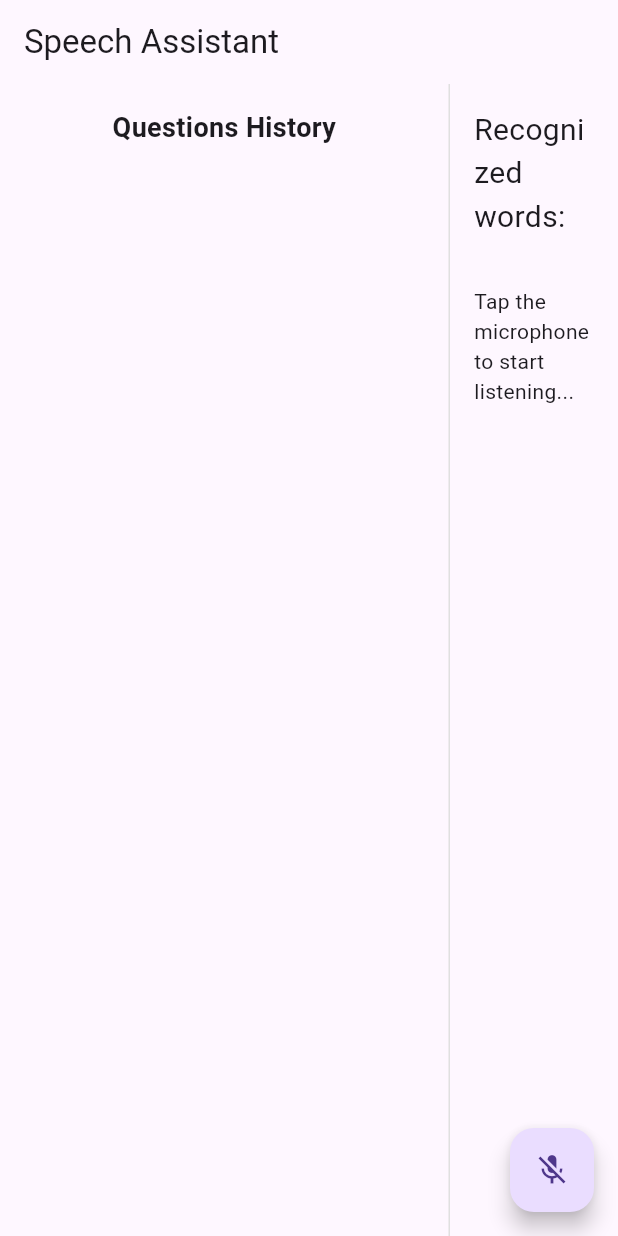
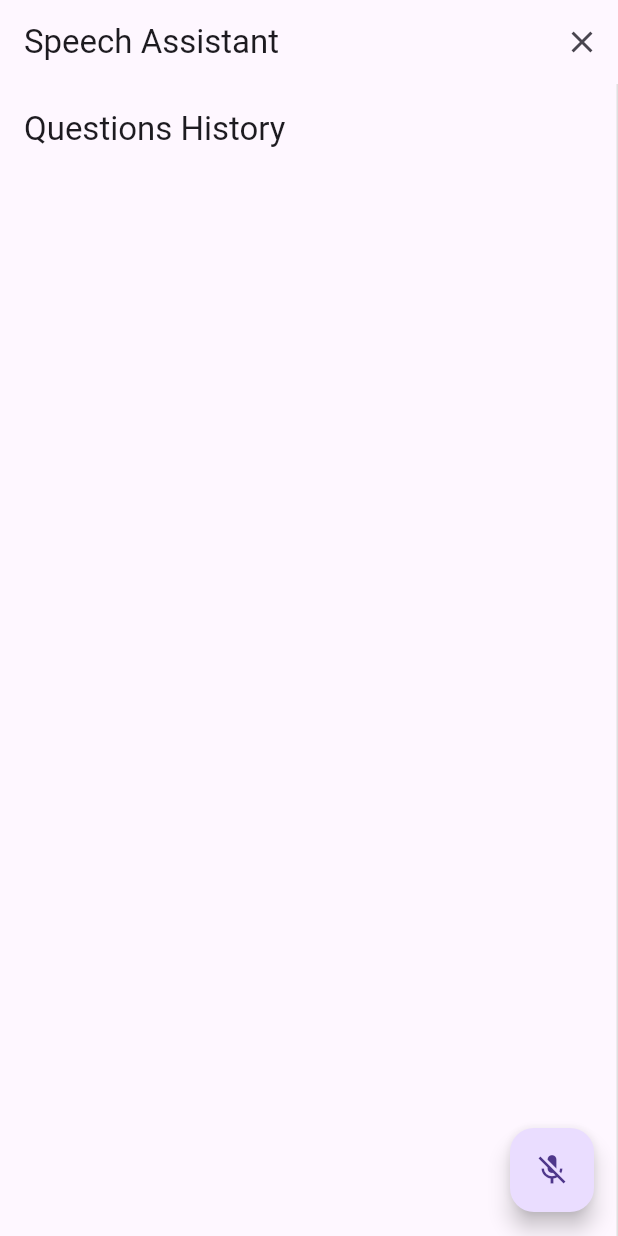
Before and after one commit to nguyentronghuan101120/i_h_flutter, a Flutter app: the screen it shows after launch, on a phone screen of 412 x 824 dp. Run offline on Flutter 3.47's test engine with Material 3 defaults, Android fonts, the phone set to English and light mode, and no system bars; our stand-ins replace permission_handler, speech_to_text.

Commit message:
Update dependencies and add permission handling for speech recognition
- Added `permission_handler` package (version 11.4.0) and its related dependencies for managing permissions across platforms.
- Updated `pubspec.yaml` to include `permission_handler` in dependencies.
- Modified `AndroidManifest.xml` to request necessary permissions for speech recognition.
- Updated `main.dart` to utilize the `permission_handler` for permission management.
- Adjusted Flutter SDK version in `pubspec.lock` to 3.24.0.
- Removed `shared_preferences_foundation` dependency as it is no longer needed.
- Updated generated plugin registrant for Windows to include `permission_handler_windows` plugin.

```diff
--- a/lib/main.dart
+++ b/lib/main.dart
@@ -1,33 +1,55 @@
+// main.dart
 import 'package:flutter/material.dart';
 import 'package:speech_to_text/speech_recognition_result.dart';
 import 'package:speech_to_text/speech_to_text.dart';
+import 'package:permission_handler/permission_handler.dart';
+import 'services/llm_service.dart';
 
 void main() {
-  runApp(MyApp());
+  runApp(const MyApp());
 }
 
 class MyApp extends StatelessWidget {
+  const MyApp({super.key});
+
   @override
   Widget build(BuildContext context) {
     return MaterialApp(
       title: 'Speech Assistant',
-      home: MyHomePage(),
+      theme: ThemeData(
+        primarySwatch: Colors.blue,
+        useMaterial3: true,
+      ),
+      home: const MyHomePage(),
     );
   }
 }
 
 class MyHomePage extends StatefulWidget {
-  MyHomePage({Key? key}) : super(key: key);
+  const MyHomePage({super.key});
 
   @override
-  _MyHomePageState createState() => _MyHomePageState();
+  MyHomePageState createState() => MyHomePageState();
 }
 
-class _MyHomePageState extends State<MyHomePage> {
-  SpeechToText _speechToText = SpeechToText();
+class MyHomePageState extends State<MyHomePage> {
+  final SpeechToText _speechToText = SpeechToText();
+  final LLMService _llmService = LLMService();
   bool _speechEnabled = false;
   String _lastWords = '';
-  List<String> _questions = []; // List to store questions
+  final List<String> _questions = [];
+  final Map<String, String> _answers = {}; // Store answers for each question
+  bool _showQuestionsPanel = true;
+  bool _isProcessing = false;
+  String _selectedLanguage = 'en-US'; // Default to English
+  String? _selectedQuestion; // Track the currently selected question
+  final ScrollController _scrollController = ScrollController();
+
+  // List of supported languages
+  final List<Map<String, String>> _supportedLanguages = [
+    {'code': 'en-US', 'name': 'English'},
+    {'code': 'vi-VN', 'name': 'Vietnamese'},
+  ];
 
   @override
   void initState() {
@@ -35,15 +57,33 @@ class _MyHomePageState extends State<MyHomePage> {
     _initSpeech();
   }
 
-  /// This has to happen only once per app
+  @override
+  void dispose() {
+    _scrollController.dispose();
+    super.dispose();
+  }
+
+  /// Request microphone permission and initialize speech recognition
   void _initSpeech() async {
-    _speechEnabled = await _speechToText.initialize();
+    // Request microphone permission
+    final status = await Permission.microphone.request();
+    if (status.isGranted) {
+      _speechEnabled = await _speechToText.initialize(
+        debugLogging: true,
+      );
+    } else {
+      _speechEnabled = false;
+    }
     setState(() {});
   }
 
   /// Each time to start a speech recognition session
   void _startListening() async {
-    await _speechToText.listen(onResult: _onSpeechResult);
+    await _speechToText.listen(
+      onResult: _onSpeechResult,
+      listenOptions: SpeechListenOptions(onDevice: true),
+      localeId: _selectedLanguage,
+    );
     setState(() {});
   }
 
@@ -56,58 +96,99 @@ class _MyHomePageState extends State<MyHomePage> {
     setState(() {});
   }
 
-  bool _isQuestion(String text) {
-    final questionWords = [
-      'what',
-      'when',
-      'where',
-      'why',
-      'how',
-      'who',
-      'which',
-      'is',
-      'are',
-      'do',
-      'does',
-      'can',
-      'could',
-      'would',
-      'will',
-      'should'
-    ];
-    final lowerText = text.toLowerCase();
-    return questionWords.any((word) => lowerText.startsWith(word)) ||
-        lowerText.contains('?');
+  Future<void> _onSpeechResult(SpeechRecognitionResult result) async {
+    final recognizedWords = result.recognizedWords;
+    setState(() {
+      _lastWords = recognizedWords;
+      _isProcessing = true;
+    });
+
+    // Scroll to bottom when new words are recognized
+    WidgetsBinding.instance.addPostFrameCallback((_) {
+      if (_scrollController.hasClients) {
+        _scrollController.animateTo(
+          _scrollController.position.maxScrollExtent,
+          duration: const Duration(milliseconds: 300),
+          curve: Curves.easeOut,
+        );
+      }
+    });
+
+    // Only analyze if the speech recognition is final
+    if (result.finalResult || _isProcessing == false) {
+      final questionResult = await _llmService.analyzeQuestion(recognizedWords);
+      if (questionResult.isQuestion) {
+        setState(() {
+          _questions.addAll(questionResult.formattedQuestions);
+        });
+      }
+      setState(() {
+        _isProcessing = false;
+      });
+    } else {
+      setState(() {
+        _isProcessing = false;
+      });
+    }
   }
 
-  /// This is the callback that the SpeechToText plugin calls when
-  /// the platform returns recognized words.
-  void _onSpeechResult(SpeechRecognitionResult result) {
+  // Function to change language
+  void _changeLanguage(String languageCode) {
     setState(() {
-      _lastWords = result.recognizedWords;
+      _selectedLanguage = languageCode;
+    });
+    if (_speechToText.isListening) {
+      _stopListening();
+      _startListening();
+    }
+  }
+
+  Future<void> _handleQuestionTap(String question) async {
+    setState(() {
+      _selectedQuestion = question;
+      _isProcessing = true;
     });
 
-    print(_lastWords);
-
-    if (_isQuestion(_lastWords)) {
+    try {
+      final answer = await _llmService.answerQuestion(question);
       setState(() {
-        _questions.add(_lastWords);
+        _answers[question] = answer;
+        _isProcessing = false;
+      });
+    } catch (e) {
+      setState(() {
+        _isProcessing = false;
       });
     }
   }
 
   @override
   Widget build(BuildContext context) {
-    return Scaffold(
-      appBar: AppBar(
-        title: Text('Speech Assistant'),
-      ),
-      body: Row(
-        children: [
-          // Questions List Panel
-          Container(
-            width: 300,
+    final screenWidth = MediaQuery.of(context).size.width;
+    final isSmallScreen = screenWidth < 600;
+
+    Widget buildLanguageSelector() {
+      return DropdownButton<String>(
+        value: _selectedLanguage,
+        items: _supportedLanguages.map((language) {
+          return DropdownMenuItem<String>(
+            value: language['code'],
+            child: Text(language['name']!),
+          );
+        }).toList(),
+        onChanged: (String? newValue) {
+          if (newValue != null) {
+            _changeLanguage(newValue);
+          }
+        },
+      );
+    }
+
+    Widget buildQuestionsPanel() {
+      return Container(
+        width: isSmallScreen ? screenWidth : 300,
         decoration: BoxDecoration(
+          color: Theme.of(context).cardColor,
           border: Border(
             right: BorderSide(
               color: Colors.grey.shade300,
@@ -116,29 +197,48 @@ class _MyHomePageState extends State<MyHomePage> {
           ),
         ),
         child: Column(
+          crossAxisAlignment: CrossAxisAlignment.start,
           children: [
             Padding(
               padding: const EdgeInsets.all(16.0),
-                  child: Text(
+              child: Row(
+                children: [
+                  Text(
                     'Questions History',
-                    style: TextStyle(
-                      fontSize: 18,
-                      fontWeight: FontWeight.bold,
+                    style: Theme.of(context).textTheme.titleLarge,
                   ),
+                  if (_isProcessing)
+                    const Padding(
+                      padding: EdgeInsets.only(left: 8.0),
+                      child: SizedBox(
+                        width: 16,
+                        height: 16,
+                        child: CircularProgressIndicator(
+                          strokeWidth: 2,
+                        ),
+                      ),
+                    ),
+                ],
               ),
             ),
             Expanded(
               child: ListView.builder(
                 itemCount: _questions.length,
                 itemBuilder: (context, index) {
+                  final question = _questions[index];
+                  final isSelected = question == _selectedQuestion;
                   return Card(
-                        margin:
-                            EdgeInsets.symmetric(horizontal: 8, vertical: 4),
+                    margin: const EdgeInsets.symmetric(
+                      horizontal: 8,
+                      vertical: 4,
+                    ),
+                    color: isSelected ? Colors.blue.shade50 : null,
                     child: ListTile(
                       title: Text(
-                            _questions[index],
-                            style: TextStyle(fontWeight: FontWeight.bold),
+                        question,
+                        style: const TextStyle(fontWeight: FontWeight.w500),
                       ),
+                      onTap: () => _handleQuestionTap(question),
                     ),
                   );
                 },
@@ -146,46 +246,111 @@ class _MyHomePageState extends State<MyHomePage> {
             ),
           ],
         ),
+      );
+    }
+
+    Widget buildMainContent() {
+      return Padding(
+        padding: const EdgeInsets.all(16.0),
+        child: Column(
+          crossAxisAlignment: CrossAxisAlignment.start,
+          children: [
+            Row(
+              mainAxisAlignment: MainAxisAlignment.spaceBetween,
+              children: [
+                Text(
+                  'Recognized words:',
+                  style: Theme.of(context).textTheme.titleLarge,
                 ),
-          // Main Content Area
-          Expanded(
-            child: Center(
-              child: Column(
-                mainAxisAlignment: MainAxisAlignment.center,
-                children: <Widget>[
-                  Container(
-                    padding: EdgeInsets.all(16),
-                    child: Text(
-                      'Recognized words:',
-                      style: TextStyle(fontSize: 20.0),
+                buildLanguageSelector(),
+              ],
             ),
-                  ),
+            const SizedBox(height: 16),
             Expanded(
               child: Container(
-                      padding: EdgeInsets.all(16),
-                      child: Text(
-                        // If listening is active show the recognized words
+                width: double.infinity,
+                padding: const EdgeInsets.all(16),
+                decoration: BoxDecoration(
+                  border: Border.all(color: Colors.grey.shade300),
+                  borderRadius: BorderRadius.circular(12),
+                ),
+                child: SingleChildScrollView(
+                  controller: _scrollController,
+                  child: Column(
+                    crossAxisAlignment: CrossAxisAlignment.start,
+                    children: [
+                      Text(
                         _speechToText.isListening
-                            ? '$_lastWords'
-                            // If listening isn't active but could be tell the user
-                            // how to start it, otherwise indicate that speech
-                            // recognition is not yet ready or not supported on
-                            // the target device
+                            ? _lastWords
                             : _speechEnabled
                                 ? 'Tap the microphone to start listening...'
                                 : 'Speech not available',
+                        style: Theme.of(context).textTheme.bodyLarge,
+                      ),
+                      if (_selectedQuestion != null) ...[
+                        const SizedBox(height: 24),
+                        Text(
+                          'Answer:',
+                          style:
+                              Theme.of(context).textTheme.titleMedium?.copyWith(
+                                    fontWeight: FontWeight.bold,
+                                  ),
+                        ),
+                        const SizedBox(height: 8),
+                        Container(
+                          padding: const EdgeInsets.all(12),
+                          decoration: BoxDecoration(
+                            color: Colors.grey.shade100,
+                            borderRadius: BorderRadius.circular(8),
+                          ),
+                          child: Text(
+                            _answers[_selectedQuestion!] ?? 'Loading answer...',
+                            style: Theme.of(context).textTheme.bodyLarge,
+                          ),
+                        ),
+                      ],
+                    ],
+                  ),
                 ),
               ),
             ),
           ],
         ),
+      );
+    }
+
+    return Scaffold(
+      appBar: AppBar(
+        title: const Text('Speech Assistant'),
+        actions: [
+          if (isSmallScreen)
+            IconButton(
+              icon: Icon(
+                _showQuestionsPanel ? Icons.close : Icons.history,
               ),
+              onPressed: () {
+                setState(() {
+                  _showQuestionsPanel = !_showQuestionsPanel;
+                });
+              },
             ),
+        ],
+      ),
+      body: isSmallScreen
+          ? Stack(
+              children: [
+                buildMainContent(),
+                if (_showQuestionsPanel) buildQuestionsPanel(),
+              ],
+            )
+          : Row(
+              children: [
+                buildQuestionsPanel(),
+                Expanded(child: buildMainContent()),
               ],
             ),
       floatingActionButton: FloatingActionButton(
         onPressed:
-            // If not yet listening for speech start, otherwise stop
             _speechToText.isNotListening ? _startListening : _stopListening,
         tooltip: 'Listen',
         child: Icon(_speechToText.isNotListening ? Icons.mic_off : Icons.mic),
--- a/pubspec.yaml
+++ b/pubspec.yaml
@@ -36,6 +36,7 @@ dependencies:
   cupertino_icons: ^1.0.2
   speech_to_text: ^7.0.0
   http: ^1.3.0
+  permission_handler: ^11.3.0
 
 dev_dependencies:
   flutter_test:
```
Also changed, not shown: lib/services/llm_service.dart (+115 -2 lines), pubspec.lock, 12 other files. Lines whose indentation alone changed are shown as unchanged.
